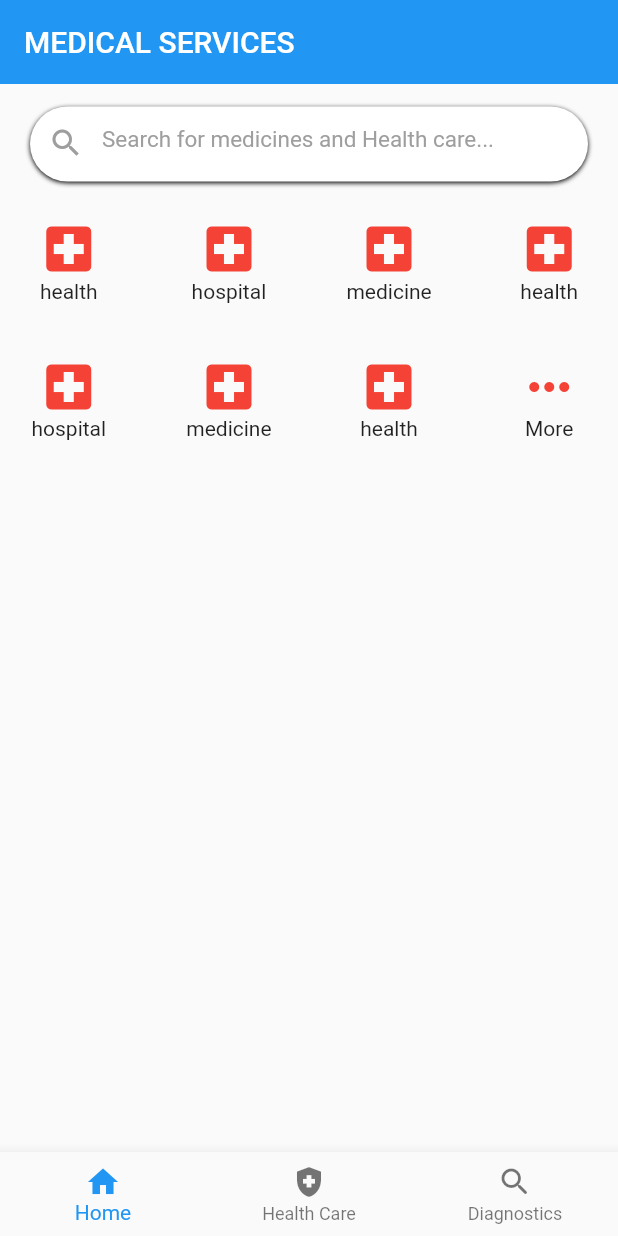
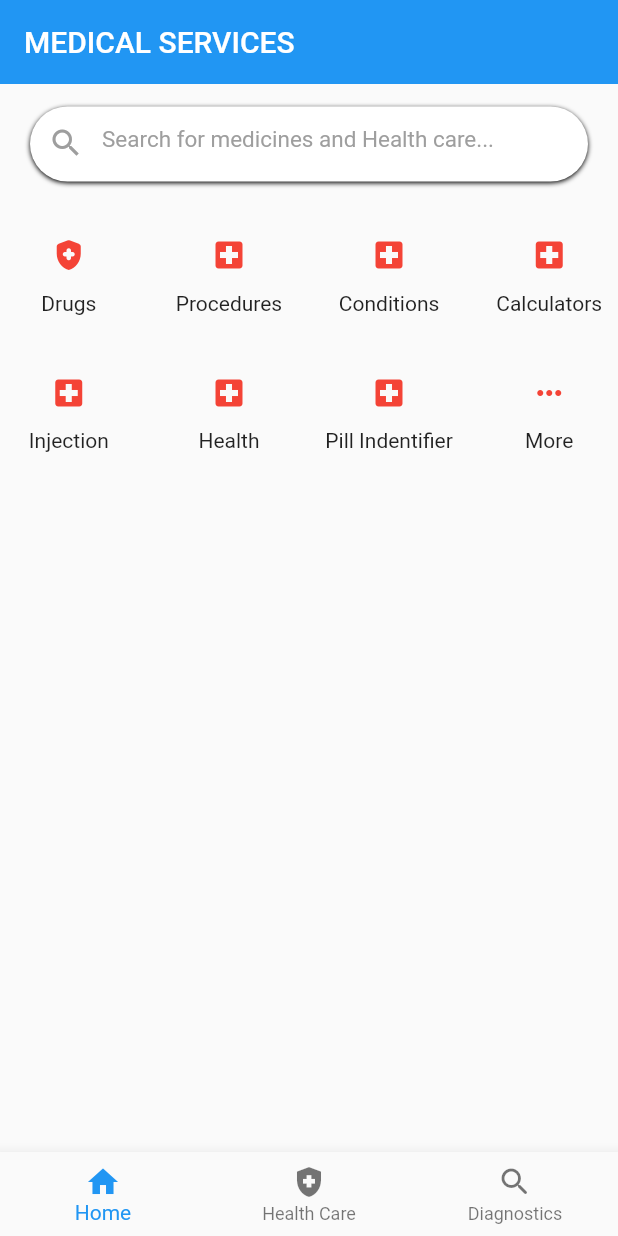
Before and after one commit to Sharan-ayush08/front_page_ui, a Flutter app: the screen it shows after launch, on a phone screen of 412 x 824 dp. Run offline on Flutter 3.47's test engine with Material 2 defaults, Android fonts, the phone set to English and light mode, and no system bars.

Commit message:
In progress

```diff
--- /dev/null
+++ b/lib/models/calculators.dart
@@ -0,0 +1,10 @@
+import 'package:flutter/cupertino.dart';
+import 'package:flutter/foundation.dart';
+
+class Calculator with ChangeNotifier {
+  String calculator;
+
+  Calculator({
+    required this.calculator,
+  });
+}
--- /dev/null
+++ b/lib/models/conditions.dart
@@ -0,0 +1,7 @@
+import 'package:flutter/foundation.dart';
+
+class Condition with ChangeNotifier {
+  String disease;
+
+  Condition({required this.disease});
+}
--- /dev/null
+++ b/lib/models/procedure.dart
@@ -0,0 +1,9 @@
+import 'package:flutter/foundation.dart';
+
+class Procedure with ChangeNotifier {
+  String names;
+
+  Procedure({
+    this.names = '',
+  });
+}
--- /dev/null
+++ b/lib/providers/calculator_info.dart
@@ -0,0 +1,28 @@
+import 'package:flutter/material.dart';
+import 'package:front_page_ui/models/calculators.dart';
+
+class Calculators with ChangeNotifier {
+  static List<Calculator> calcDesc = [
+    Calculator(calculator: 'General Calculators'),
+    Calculator(calculator: 'Addiction Medicine'),
+    Calculator(calculator: 'Anesthesiology'),
+    Calculator(calculator: 'Cardiac Surgery'),
+    Calculator(calculator: 'Cardiology'),
+    Calculator(calculator: 'COVID-19'),
+    Calculator(calculator: 'Crtical Care'),
+    Calculator(calculator: 'Emergency'),
+    Calculator(calculator: 'Endocrinology'),
+    Calculator(calculator: 'Gastroenterology'),
+    Calculator(calculator: 'Geriastrics'),
+    Calculator(calculator: 'Hematology')
+  ];
+
+  List<Calculator> get items {
+    return [...calcDesc];
+  }
+
+  void addCalculator(value) {
+    calcDesc.add(value);
+    notifyListeners();
+  }
+}
--- /dev/null
+++ b/lib/providers/disease_info.dart
@@ -0,0 +1,24 @@
+import 'package:flutter/material.dart';
+import 'package:front_page_ui/models/conditions.dart';
+
+class Conditions with ChangeNotifier {
+  static List<Condition> conditionList = [
+    Condition(disease: 'Allergy & Immulogy'),
+    Condition(disease: 'Anesthesiology'),
+    Condition(disease: 'Cancer Guides'),
+    Condition(disease: 'Cardilogy'),
+    Condition(disease: 'Cardilogy Guidelines'),
+    Condition(disease: 'Crticial Care'),
+    Condition(disease: 'Denstistry'),
+    Condition(disease: 'Emergency Medicines'),
+  ];
+
+  List<Condition> get items {
+    return [...conditionList];
+  }
+
+  void addConditions(value) {
+    conditionList.add(value);
+    notifyListeners();
+  }
+}
--- a/lib/providers/medicine_info.dart
+++ b/lib/providers/medicine_info.dart
@@ -1,5 +1,5 @@
 import 'package:flutter/material.dart';
-import 'package:front_page_ui/models/information.dart';
+import 'package:front_page_ui/models/drugs.dart';
 
 class Medicines with ChangeNotifier {
   static List<Medicine> desc = [
--- /dev/null
+++ b/lib/providers/procedure_info.dart
@@ -0,0 +1,23 @@
+import 'package:flutter/material.dart';
+import 'package:front_page_ui/models/procedure.dart';
+
+class Procedures with ChangeNotifier {
+  static List<Procedure> item = [
+    Procedure(names: "Anatnomy"),
+    Procedure(names: "Anesthetic Techniques"),
+    Procedure(names: "Brain and Spinal Cord"),
+    Procedure(names: "Critical Care"),
+    Procedure(names: "Diagnostic Imaging"),
+    Procedure(names: "Ear,Nose,Throat,and Dental"),
+    Procedure(names: "Eye"),
+    Procedure(names: "Gastrointestinal"),
+  ];
+  List<Procedure> get items {
+    return [...item];
+  }
+
+  void addProcedure(value) {
+    item.add(value);
+    notifyListeners();
+  }
+}
--- a/lib/screens/drugs.dart
+++ b/lib/screens/drugs.dart
@@ -1,5 +1,5 @@
 import 'package:flutter/material.dart';
-import 'package:front_page_ui/models/information.dart';
+import 'package:front_page_ui/models/drugs.dart';
 import 'package:front_page_ui/providers/medicine_info.dart';
 
 class ViewMedicines extends StatelessWidget {
--- a/lib/screens/front_page.dart
+++ b/lib/screens/front_page.dart
@@ -1,7 +1,8 @@
 import 'package:flutter/material.dart';
+import 'package:front_page_ui/screens/calculator_info.dart';
+import 'package:front_page_ui/screens/condition.dart';
 import 'package:front_page_ui/screens/drugs.dart';
-import 'package:front_page_ui/screens/page_elements.dart';
-import 'package:bottom_navy_bar/bottom_navy_bar.dart';
+import 'package:front_page_ui/screens/procedure.dart';
 
 class Frontpage extends StatefulWidget {
   const Frontpage({Key? key}) : super(key: key);
@@ -12,15 +13,7 @@ class Frontpage extends StatefulWidget {
 
 class _FrontpageState extends State<Frontpage> {
   final List _listItem = [
-    // Icon(Icons.local_hospital),
-    // Icon(Icons.medical_services),
-    // Icon(Icons.mediation),
-    // Icon(Icons.local_hospital),
-    // Icon(Icons.local_hospital),
-    // Icon(Icons.local_hospital),
-    // Icon(Icons.local_hospital),
-    // Icon(Icons.local_hospital),
-    Icons.local_hospital,
+    Icons.health_and_safety_rounded,
     Icons.local_hospital,
     Icons.local_hospital,
     Icons.local_hospital,
@@ -30,17 +23,23 @@ class _FrontpageState extends State<Frontpage> {
     Icons.more_horiz,
   ];
   final List<String> _text = [
-    "health",
-    "hospital",
-    "medicine",
-    "health",
-    "hospital",
-    "medicine",
-    "health",
+    "Drugs",
+    "Procedures",
+    "Conditions",
+    "Calculators",
+    "Injection",
+    "Health",
+    "Pill Indentifier",
     "More",
   ];
 
-  int currentBarItem = 0;
+  final List<dynamic> page = [
+    ViewMedicines(),
+    ViewProcedures(),
+    ViewConditions(),
+    ViewCalculators(),
+  ];
+  final int currentBarItem = 0;
   @override
   Widget build(BuildContext context) {
     return Scaffold(
@@ -78,10 +77,8 @@ class _FrontpageState extends State<Frontpage> {
           ),
           Container(
             height: 180.0,
-            child: Expanded(
-              flex: 1,
             child: GridView.builder(
-                itemCount: _listItem.length,
+              itemCount: _text.length,
               gridDelegate: SliverGridDelegateWithFixedCrossAxisCount(
                 crossAxisCount: 4,
                 crossAxisSpacing: 15.0,
@@ -89,22 +86,26 @@ class _FrontpageState extends State<Frontpage> {
               itemBuilder: (BuildContext context, int index) {
                 return Container(
                   child: Column(
-                      children: <Widget>[
-                        InkWell(
-                            onTap: () {
+                    children: [
+                      IconButton(
+                        onPressed: () {
+                          setState(() {
                             Navigator.push(
                                 context,
                                 MaterialPageRoute(
-                                      builder: (context) => ViewMedicines()));
+                                    builder: (context) => page[index]));
+                          });
                         },
-                            child: Icon(_listItem[index],
-                                size: 40.0, color: Colors.red)),
+                        icon: Icon(
+                          _listItem[index],
+                          color: Colors.red,
+                        ),
+                      ),
                       Text(_text[index])
                     ],
                   ),
                 );
               },
-              ),
             ),
           ),
         ],
```
Also changed, not shown: lib/screens/calculator_info.dart (added, +40 -0 lines), lib/screens/condition.dart (added, +40 -0 lines), lib/screens/page_elements.dart (deleted, +0 -22 lines), lib/screens/procedure.dart (added, +38 -0 lines), lib/models/drugs.dart (renamed from lib/models/information.dart). Lines whose indentation alone changed are shown as unchanged.
